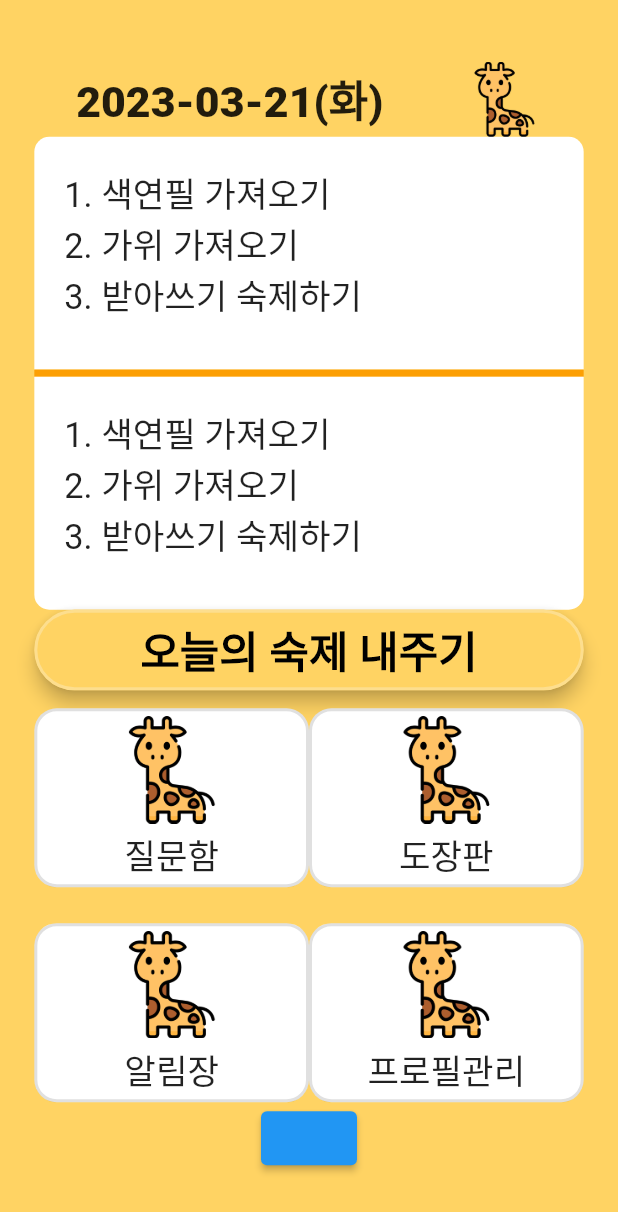
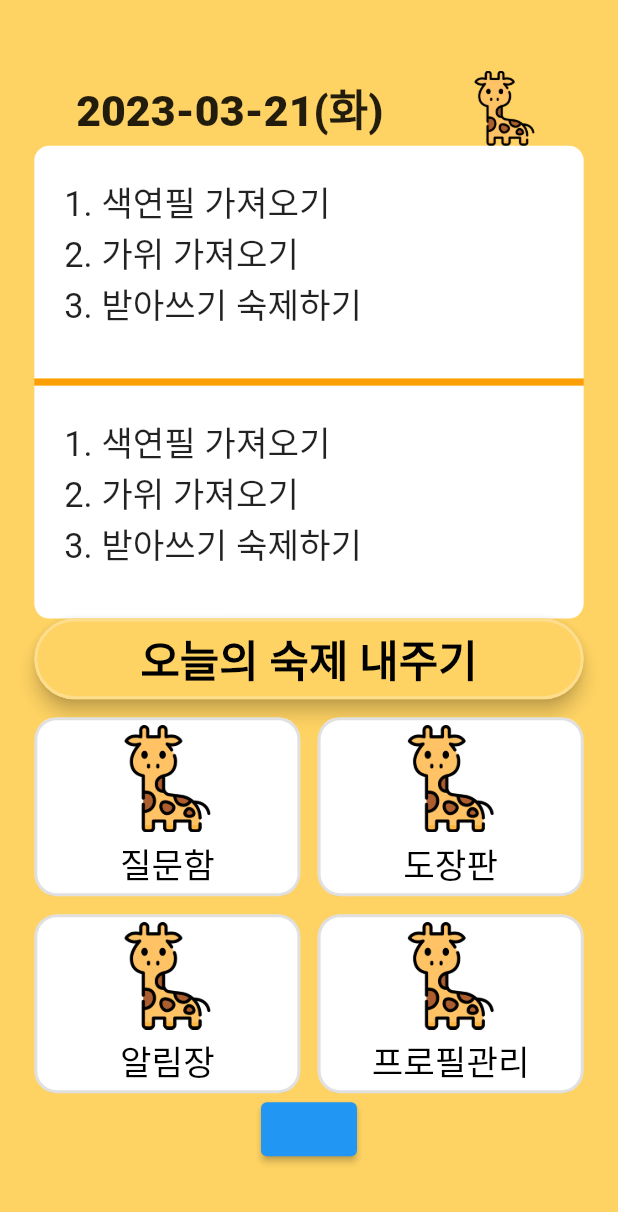
Before and after one commit to lsuinl/noice_with_me, a Flutter app: the screen it shows after launch, after a tap on "홈화면", on a phone screen of 412 x 824 dp. Shown: the top 1212 px of the screen. Run offline on Flutter 3.47's test engine with Material 2 defaults, Android fonts, the phone set to English and light mode, and no system bars; our stand-ins replace flutter_screenutil, shared_preferences.

```diff
--- a/notice_with_me/lib/screen/home_mainbutton.dart
+++ b/notice_with_me/lib/screen/home_mainbutton.dart
@@ -10,13 +10,21 @@
 
   @override
   Widget build(BuildContext context) {
-    return Container(
+    return TextButton(onPressed: (){
+      print("d");
+    },
+        style: TextButton.styleFrom(
+          minimumSize: Size.zero,
+          padding: EdgeInsets.zero
+        ),
+        child:
+      Container(
         decoration: BoxDecoration(
             color: Colors.white,
             borderRadius: BorderRadius.all(Radius.circular(15)),
             border: Border.all(width: 2, color: Colors.black12)),
         height: 100.h,
-        width: 160.w,
+        width: 155.w,
         child: Column(
           mainAxisAlignment: MainAxisAlignment.spaceEvenly,
           children: [
@@ -26,9 +34,9 @@
             ),
             Text(
               buttontext,
-              style: TextStyle(fontSize: 20.sp),
+              style: TextStyle(fontSize: 20.sp,color: Colors.black),
             )
           ],
-        ));
+        )));
   }
 }
--- a/notice_with_me/lib/screen/home_screen.dart
+++ b/notice_with_me/lib/screen/home_screen.dart
@@ -102,15 +102,15 @@
       ),
       SizedBox(height: 10.h),
       Row(
-        mainAxisAlignment: MainAxisAlignment.spaceEvenly,
+        mainAxisAlignment: MainAxisAlignment.spaceBetween,
         children: [
           MainButton(buttontext: "질문함"),
           MainButton(buttontext: "도장판"),
         ],
       ),
-      SizedBox(height: 20.h),
+      SizedBox(height: 10.h),
       Row(
-        mainAxisAlignment: MainAxisAlignment.spaceEvenly,
+        mainAxisAlignment: MainAxisAlignment.spaceBetween,
         children: [
           MainButton(buttontext: "알림장"),
           MainButton(buttontext: "프로필관리"),
```
Also changed, not shown: notice_with_me/lib/screen/user/screen/login_screen.dart (+22 -4 lines), notice_with_me/lib/screen/user/screen/register.dart (+24 -0 lines), 11 other files.
